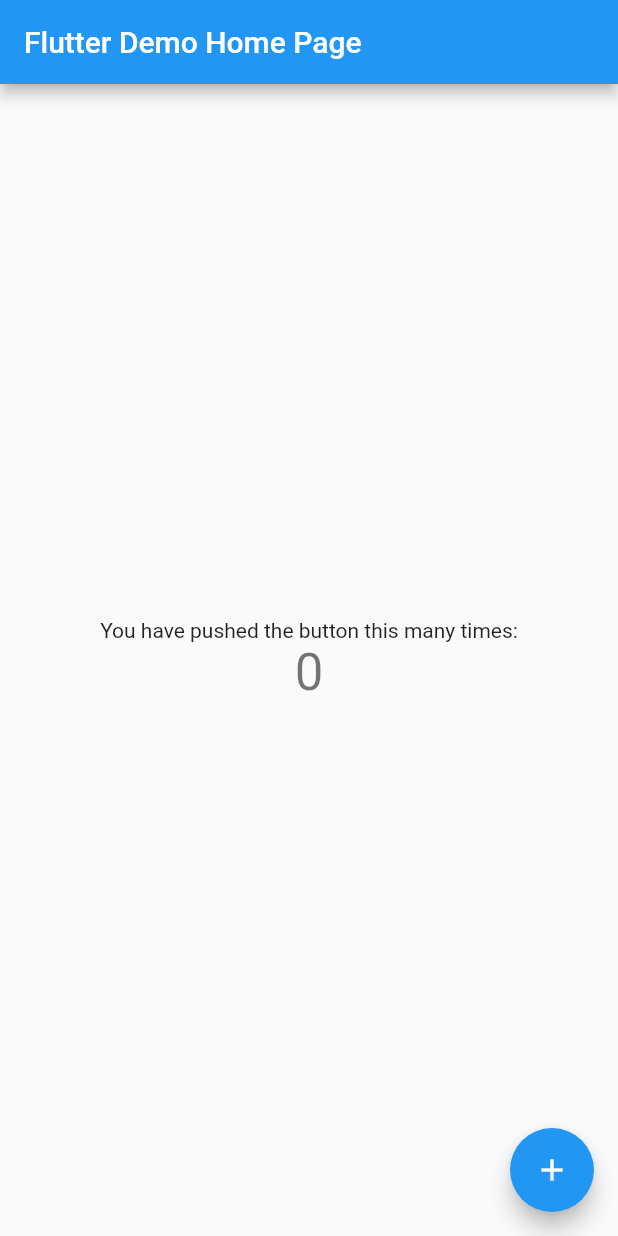
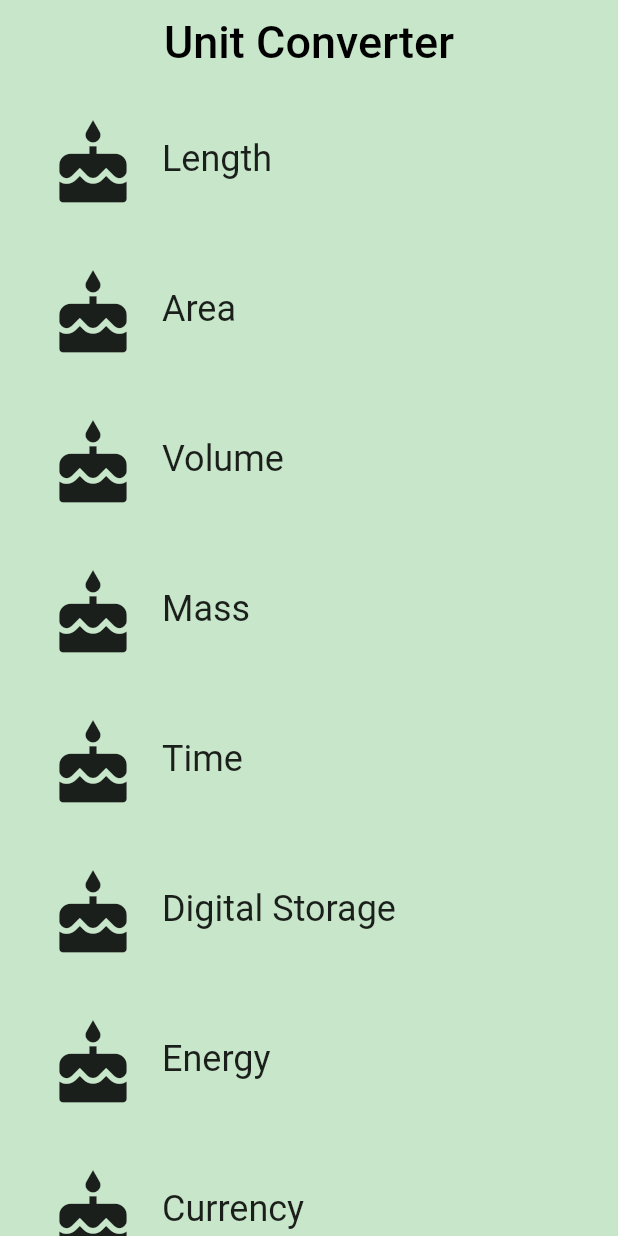
Before and after one commit to AlejandroEndo/FlutterLearning, a Flutter app: the screen it shows after launch, on a phone screen of 412 x 824 dp. Run offline on Flutter 3.47's test engine with Material 2 defaults, Android fonts, the phone set to English and light mode, and no system bars.

Commit message:
ultimo avance

```diff
--- /dev/null
+++ b/udacity/lib/category.dart
@@ -0,0 +1,82 @@
+import 'package:flutter/material.dart';
+
+import 'converter_route.dart';
+import 'unit.dart';
+
+final _rowHeight = 100.0;
+final _borderRadius = BorderRadius.circular(_rowHeight / 2);
+
+class Category extends StatelessWidget {
+  final String name;
+  final ColorSwatch color;
+  final IconData iconLocation;
+  final List<Unit> units;
+
+  const Category(
+      {Key key,
+      @required this.name,
+      @required this.color,
+      @required this.iconLocation,
+      @required this.units})
+      : assert(name != null),
+        assert(color != null),
+        assert(iconLocation != null),
+        assert(units != null),
+        super(key: key);
+
+  void _navigateToConverter(BuildContext context) {
+    Navigator.of(context)
+        .push(MaterialPageRoute<Null>(builder: (BuildContext context) {
+      return Scaffold(
+        appBar: AppBar(
+          elevation: 1.0,
+          title: Text(
+            name,
+            style: Theme.of(context).textTheme.display1,
+          ),
+          centerTitle: true,
+          backgroundColor: color,
+        ),
+        body: ConverterRoute(color: color, units: units),
+      );
+    }));
+  }
+
+  @override
+  Widget build(BuildContext context) {
+    return Material(
+      color: Colors.transparent,
+      child: Container(
+        height: _rowHeight,
+        child: InkWell(
+          borderRadius: _borderRadius,
+          highlightColor: color,
+          splashColor: color,
+          onTap: () => _navigateToConverter(context),
+          child: Padding(
+            padding: EdgeInsets.all(8.0),
+            child: Row(
+              crossAxisAlignment: CrossAxisAlignment.stretch,
+              children: [
+                Padding(
+                  padding: EdgeInsets.all(16.0),
+                  child: Icon(
+                    iconLocation,
+                    size: 60.0,
+                  ),
+                ),
+                Center(
+                  child: Text(
+                    name,
+                    textAlign: TextAlign.center,
+                    style: Theme.of(context).textTheme.headline,
+                  ),
+                ),
+              ],
+            ),
+          ),
+        ),
+      ),
+    );
+  }
+}
--- /dev/null
+++ b/udacity/lib/category_route.dart
@@ -0,0 +1,79 @@
+import 'package:flutter/material.dart';
+import 'package:udacity/unit.dart';
+import 'category.dart';
+
+final _backgroundColor = Colors.green[100];
+
+class CategoryRoute extends StatelessWidget {
+  static const _categoryNames = <String>[
+    'Length',
+    'Area',
+    'Volume',
+    'Mass',
+    'Time',
+    'Digital Storage',
+    'Energy',
+    'Currency'
+  ];
+  static const _baseColors = <Color>[
+    Colors.teal,
+    Colors.orange,
+    Colors.pinkAccent,
+    Colors.blueAccent,
+    Colors.yellow,
+    Colors.greenAccent,
+    Colors.purpleAccent,
+    Colors.red,
+  ];
+
+  const CategoryRoute();
+
+  Widget _buildCategoryWidgets(List<Widget> categories) {
+    return ListView.builder(
+      itemBuilder: (BuildContext context, int index) => categories[index],
+      itemCount: categories.length,
+    );
+  }
+
+  List<Unit> _retrieveUnitList(String categoryName) {
+    return List.generate(10, (int i) {
+      i += 1;
+      return Unit(
+        name: '$categoryName Unit $i',
+        conversion: i.toDouble(),
+      );
+    });
+  }
+
+  @override
+  Widget build(BuildContext context) {
+    final categories = <Category>[];
+
+    for (var i = 0; i < _categoryNames.length; i++) {
+      categories.add(Category(
+        name: _categoryNames[i],
+        color: _baseColors[i],
+        iconLocation: Icons.cake,
+        units: _retrieveUnitList(_categoryNames[i]),
+      ));
+    }
+
+    final listView = Container(
+      color: _backgroundColor,
+      padding: EdgeInsets.symmetric(horizontal: 8.0),
+      child: _buildCategoryWidgets(categories),
+    );
+
+    final appBar = AppBar(
+      elevation: 0.0,
+      title: Text(
+        'Unit Converter',
+        style: TextStyle(color: Colors.black, fontSize: 30.0),
+      ),
+      centerTitle: true,
+      backgroundColor: _backgroundColor,
+    );
+
+    return Scaffold(appBar: appBar, body: listView);
+  }
+}
--- /dev/null
+++ b/udacity/lib/converter_route.dart
@@ -0,0 +1,36 @@
+import 'package:flutter/material.dart';
+
+import 'unit.dart';
+
+class ConverterRoute extends StatelessWidget {
+  final Color color;
+  final List<Unit> units;
+
+  const ConverterRoute({
+    @required this.color,
+    @required this.units,
+  })  : assert(color != null),
+        assert(units != null);
+
+  @override
+  Widget build(BuildContext context) {
+    final unitWidgets = units.map((Unit unit) {
+      return Container(
+        color: color,
+        margin: EdgeInsets.all(8.0),
+        padding: EdgeInsets.all(16.0),
+        child: Column(
+          children: <Widget>[
+            Text(unit.name, style: Theme.of(context).textTheme.headline),
+            Text(
+              'Conversion: ${unit.conversion}',
+              style: Theme.of(context).textTheme.subhead,
+            ),
+          ],
+        ),
+      );
+    }).toList();
+
+    return ListView(children: unitWidgets);
+  }
+}
--- a/udacity/lib/main.dart
+++ b/udacity/lib/main.dart
@@ -1,111 +1,21 @@
 import 'package:flutter/material.dart';
 
-void main() => runApp(MyApp());
+import 'category_route.dart';
 
-class MyApp extends StatelessWidget {
-  // This widget is the root of your application.
+const IconData _icon = Icons.cake;
+const String _text = 'Cake.';
+const Color _color = Colors.pink;
+
+void main() => runApp(UnitConvertApp());
+
+class UnitConvertApp extends StatelessWidget {
   @override
   Widget build(BuildContext context) {
     return MaterialApp(
-      title: 'Flutter Demo',
-      theme: ThemeData(
-        // This is the theme of your application.
-        //
-        // Try running your application with "flutter run". You'll see the
-        // application has a blue toolbar. Then, without quitting the app, try
-        // changing the primarySwatch below to Colors.green and then invoke
-        // "hot reload" (press "r" in the console where you ran "flutter run",
-        // or simply save your changes to "hot reload" in a Flutter IDE).
-        // Notice that the counter didn't reset back to zero; the application
-        // is not restarted.
-        primarySwatch: Colors.blue,
-      ),
-      home: MyHomePage(title: 'Flutter Demo Home Page'),
+      debugShowCheckedModeBanner: false,
+      title: 'Unit Converter',
+      theme: ThemeData.light(),
+      home: CategoryRoute(),
     );
   }
 }
-
-class MyHomePage extends StatefulWidget {
-  MyHomePage({Key key, this.title}) : super(key: key);
-
-  // This widget is the home page of your application. It is stateful, meaning
-  // that it has a State object (defined below) that contains fields that affect
-  // how it looks.
-
-  // This class is the configuration for the state. It holds the values (in this
-  // case the title) provided by the parent (in this case the App widget) and
-  // used by the build method of the State. Fields in a Widget subclass are
-  // always marked "final".
-
-  final String title;
-
-  @override
-  _MyHomePageState createState() => _MyHomePageState();
-}
-
-class _MyHomePageState extends State<MyHomePage> {
-  int _counter = 0;
-
-  void _incrementCounter() {
-    setState(() {
-      // This call to setState tells the Flutter framework that something has
-      // changed in this State, which causes it to rerun the build method below
-      // so that the display can reflect the updated values. If we changed
-      // _counter without calling setState(), then the build method would not be
-      // called again, and so nothing would appear to happen.
-      _counter++;
-    });
-  }
-
-  @override
-  Widget build(BuildContext context) {
-    // This method is rerun every time setState is called, for instance as done
-    // by the _incrementCounter method above.
-    //
-    // The Flutter framework has been optimized to make rerunning build methods
-    // fast, so that you can just rebuild anything that needs updating rather
-    // than having to individually change instances of widgets.
-    return Scaffold(
-      appBar: AppBar(
-        // Here we take the value from the MyHomePage object that was created by
-        // the App.build method, and use it to set our appbar title.
-        title: Text(widget.title),
-      ),
-      body: Center(
-        // Center is a layout widget. It takes a single child and positions it
-        // in the middle of the parent.
-        child: Column(
-          // Column is also layout widget. It takes a list of children and
-          // arranges them vertically. By default, it sizes itself to fit its
-          // children horizontally, and tries to be as tall as its parent.
-          //
-          // Invoke "debug painting" (press "p" in the console, choose the
-          // "Toggle Debug Paint" action from the Flutter Inspector in Android
-          // Studio, or the "Toggle Debug Paint" command in Visual Studio Code)
-          // to see the wireframe for each widget.
-          //
-          // Column has various properties to control how it sizes itself and
-          // how it positions its children. Here we use mainAxisAlignment to
-          // center the children vertically; the main axis here is the vertical
-          // axis because Columns are vertical (the cross axis would be
-          // horizontal).
-          mainAxisAlignment: MainAxisAlignment.center,
-          children: <Widget>[
-            Text(
-              'You have pushed the button this many times:',
-            ),
-            Text(
-              '$_counter',
-              style: Theme.of(context).textTheme.display1,
-            ),
-          ],
-        ),
-      ),
-      floatingActionButton: FloatingActionButton(
-        onPressed: _incrementCounter,
-        tooltip: 'Increment',
-        child: Icon(Icons.add),
-      ), // This trailing comma makes auto-formatting nicer for build methods.
-    );
-  }
-}
--- /dev/null
+++ b/udacity/lib/unit.dart
@@ -0,0 +1,19 @@
+import 'package:meta/meta.dart';
+
+class Unit {
+  final String name;
+  final double conversion;
+
+  const Unit({
+    @required this.name,
+    @required this.conversion,
+  })  : assert(name != null),
+        assert(conversion != null);
+
+  // Reading Json
+  Unit.fromJson(Map jsonMap)
+      : assert(jsonMap['name'] != null),
+        assert(jsonMap['conversion' != null]),
+        name = jsonMap['name'],
+        conversion = jsonMap['conversion'].toDouble();
+}
```
Also changed, not shown: 1 other file.
